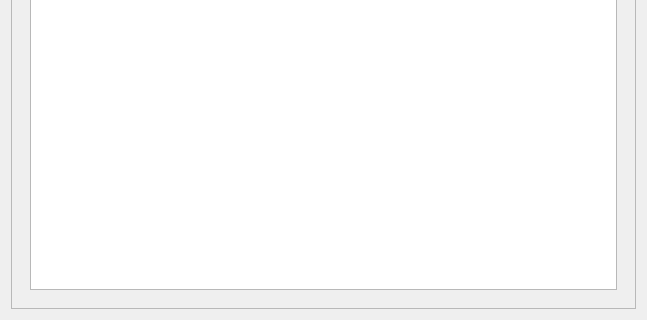
Qt form ui/pdf_load_area.ui (Glen-Lee-glitch/new_viewer) before a commit; both pictures show x 0 to 647 and y 402 to 722 of the 647 by 722 pixel window.
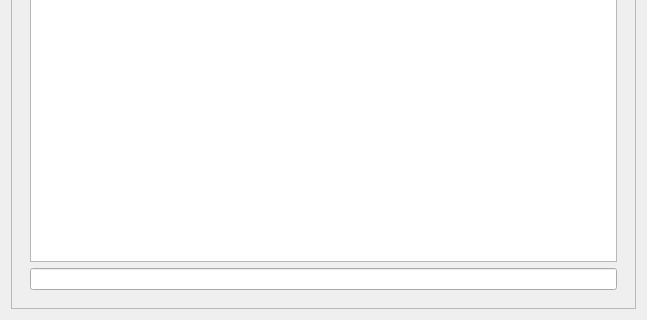
The same form after that commit.

Commit message: feat(ui): load_area에 로그인시 작업자 이름이 표시될 부분

The edit to the form file:
```diff
--- a/ui/pdf_load_area.ui
+++ b/ui/pdf_load_area.ui
@@ -142,6 +142,13 @@
               </property>
              </widget>
             </item>
+            <item>
+             <layout class="QHBoxLayout" name="horizontalLayout_3">
+              <item>
+               <widget class="QLineEdit" name="lineEdit_worker"/>
+              </item>
+             </layout>
+            </item>
            </layout>
           </widget>
          </item>
```
